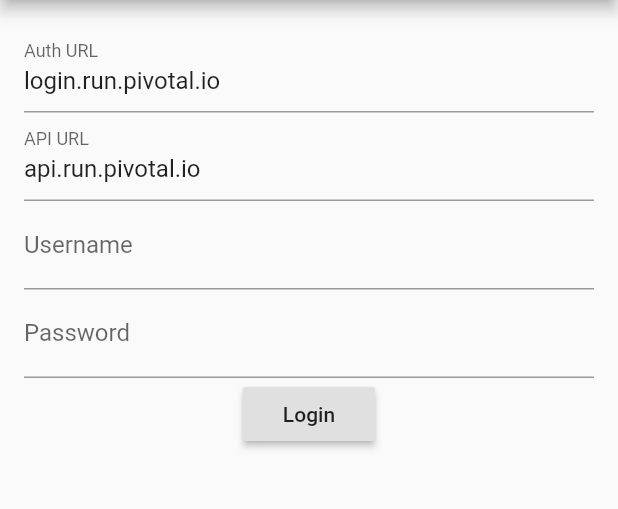
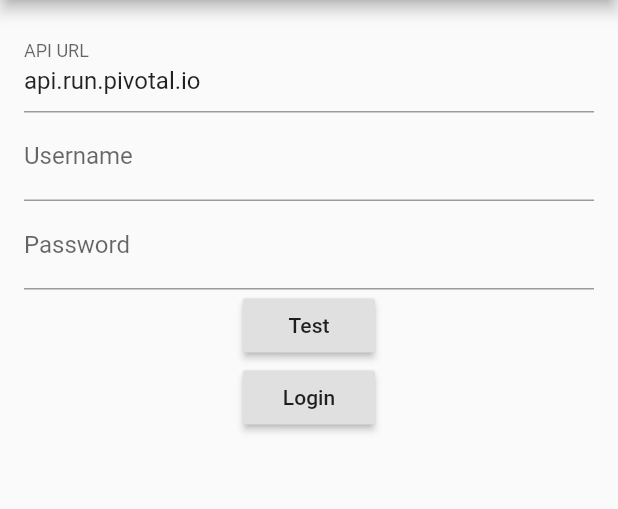
Before and after one commit to paparapap/cloud-foundry-mobile, a Flutter app: the screen it shows after launch, after a tap on "Login", on a phone screen of 412 x 824 dp, the part 84-593 px from its top. Run offline on Flutter 3.47's test engine with Material 2 defaults, Android fonts, the phone set to English and light mode, and no system bars; our stand-ins replace dio, fixnum, flutter_secure_storage, sentry; missing offline and left inert: duration, protobuf; network calls fail; statements that could not run were skipped.

Commit message:
Small refactor, UI fixes

```diff
--- a/lib/http_service.dart
+++ b/lib/http_service.dart
@@ -33,15 +33,14 @@ class CFHttpService {
   String apiUrl;
   String authUrl;
 
-  Future<void> initWithUrls(String apiUrl, String authUrl) async {
+  Future<void> initWithUrls(String apiUrl) async {
     await storage.write(key: API_URL_KEY, value: apiUrl);
-    await storage.write(key: AUTH_URL_KEY, value: authUrl);
     init();
   }
 
   Future<void> init() async {
     apiUrl = await storage.read(key: API_URL_KEY);
-    authUrl = await storage.read(key: AUTH_URL_KEY);
+    authUrl = await _loginUrl();
 
     dio.options.baseUrl = "https://$apiUrl";
     dio.options.responseType = ResponseType.JSON;
@@ -105,7 +104,7 @@ class CFHttpService {
         case 401:
           print("Refreshing access token");
           if (await _refresh()) {
-            return executeAuthorized(res.request.toString());
+            return await executeAuthorized(res.request.toString());
           } else {
             throw Exception("Unable to refresh token. Please relogin");
           }
@@ -119,7 +118,7 @@ class CFHttpService {
 
   Future<bool> login(String username, String password) async {
     if (authUrl == null) {
-      await init();
+      init();
     }
     Map form = {
       "client_id": "cf",
@@ -134,7 +133,7 @@ class CFHttpService {
       "Accept": "application/json",
       "Authorization": "Basic Y2Y6"
     };
-    Uri uri = Uri.https(await storage.read(key: AUTH_URL_KEY), "/oauth/token");
+    Uri uri = Uri.https(authUrl, "/oauth/token");
 
     http.Response res = await client.post(uri, headers: headers, body: form);
     if (res.statusCode != 200) {
@@ -179,6 +178,18 @@ class CFHttpService {
     }
   }
 
+  cfInfo(String infoHost) async {
+    var res = await client.get(Uri.https(infoHost, "/v2/info"));
+    return jsonDecode(res.body);
+  }
+
+  _loginUrl() async {
+    var res = await cfInfo(apiUrl);
+    String url = res['authorization_endpoint'];
+
+    return url.replaceFirst('https://', '');
+  }
+
   Future<void> logout() async {
     await storage.delete(key: ACCESS_TOKEN_KEY);
     await storage.delete(key: REFRESH_TOKEN_KEY);
--- a/lib/screens/login.dart
+++ b/lib/screens/login.dart
@@ -15,7 +15,7 @@
  */
 
 import 'package:flutter/material.dart';
-import 'dart:async';
+import 'info.dart';
 
 import '../http_service.dart';
 import 'organizations.dart';
@@ -32,19 +32,15 @@ class LoginScreen extends StatefulWidget {
 class _LoginScreenState extends State<LoginScreen> {
   final TextEditingController _emailFilter = new TextEditingController();
   final TextEditingController _passwordFilter = new TextEditingController();
-  TextEditingController _authUrlFilter;
   TextEditingController _apiUrlFilter;
   String _email = "";
   String _password = "";
-  String _authUrl = "";
-  String _apiUrl = "";
+  String _apiUrl = "api.run.pivotal.io";
   final CFHttpService _cfHttpService;
 
   _LoginScreenState(this._cfHttpService) {
-    _authUrlFilter = new TextEditingController(
-        text: _cfHttpService.authUrl ?? "login.run.pivotal.io");
     _apiUrlFilter = new TextEditingController(
-        text: _cfHttpService.apiUrl ?? "api.run.pivotal.io");
+        text: _cfHttpService.apiUrl ?? _apiUrl);
 
     void _emailListen() {
       if (_emailFilter.text.isEmpty) {
@@ -62,14 +58,6 @@ class _LoginScreenState extends State<LoginScreen> {
       }
     }
 
-    void _authUrlListen() {
-      if (_authUrlFilter.text.isEmpty) {
-        _authUrl = "";
-      } else {
-        _authUrl = _authUrlFilter.text;
-      }
-    }
-
     void _apiUrlListen() {
       if (_apiUrlFilter.text.isEmpty) {
         _apiUrl = "";
@@ -81,11 +69,29 @@ class _LoginScreenState extends State<LoginScreen> {
     _emailFilter.addListener(_emailListen);
     _passwordFilter.addListener(_passwordListen);
     _apiUrlFilter.addListener(_apiUrlListen);
-    _authUrlFilter.addListener(_authUrlListen);
+  }
+
+  void _testPressed() async {
+    var info = await _cfHttpService.cfInfo(_apiUrl);
+    showDialog(
+        context: context,
+        builder: (BuildContext context) {
+          return AlertDialog(
+            title: new Text("Success"),
+            content: InfoScreen(info: info,),
+            actions: <Widget>[
+              new FlatButton(
+                  onPressed: () {
+                    Navigator.of(context).pop();
+                  },
+                  child: new Text("Close"))
+            ],
+          );
+        });
   }
 
   void _loginPressed() async {
-    await _cfHttpService.initWithUrls(_apiUrl, _authUrl);
+    await _cfHttpService.initWithUrls(_apiUrl);
     bool success = await _cfHttpService.login(_email, _password);
     if (success) {
       Navigator.pushReplacement(
@@ -140,12 +146,6 @@ class _LoginScreenState extends State<LoginScreen> {
         children: <Widget>[
           new Container(
             child: new TextField(
-              controller: _authUrlFilter,
-              decoration: new InputDecoration(labelText: 'Auth URL'),
-            ),
-          ),
-          new Container(
-            child: new TextField(
               controller: _apiUrlFilter,
               decoration: new InputDecoration(labelText: 'API URL'),
             ),
@@ -173,6 +173,9 @@ class _LoginScreenState extends State<LoginScreen> {
       child: new Column(
         children: <Widget>[
           new RaisedButton(
+              child: new Text('Test'),
+              onPressed: _testPressed),
+          new RaisedButton(
             child: new Text('Login'),
             onPressed: _loginPressed,
           ),
--- a/lib/screens/organizations.dart
+++ b/lib/screens/organizations.dart
@@ -57,7 +57,10 @@ class OrganizationsScreen extends StatelessWidget {
             style: TextStyle(fontSize: 20, fontWeight: FontWeight.bold),
             textAlign: TextAlign.center),
         padding: EdgeInsets.all(30),
-        decoration: BoxDecoration(border: Border(bottom: BorderSide(color: Colors.grey, style: BorderStyle.solid))),
+        decoration: BoxDecoration(
+            border: Border(
+                bottom:
+                    BorderSide(color: Colors.grey, style: BorderStyle.solid))),
       ),
       onTap: () {
         Navigator.push(
--- a/pubspec.yaml
+++ b/pubspec.yaml
@@ -26,6 +26,8 @@ dependencies:
   duration:
   sentry: ^2.0.0
   flutter_secure_storage: ^3.1.2
+  protobuf: ^0.10.6
+  web_socket_channel: ^1.0.9
 
 dev_dependencies:
   flutter_test:
```
Also changed, not shown: lib/screens/app-summary.dart (deleted, +0 -103 lines), lib/screens/app_global.dart (added, +138 -0 lines), lib/screens/generic.dart (+23 -9 lines), lib/screens/info.dart (added, +35 -0 lines), lib/screens/organization.dart (+8 -5 lines), lib/screens/routes.dart (+5 -13 lines), lib/screens/services.dart (+5 -14 lines), lib/screens/space.dart (+7 -3 lines), lib/generated/protoc/envelope.pb.dart (added), lib/generated/protoc/envelope.pbenum.dart (added), lib/generated/protoc/envelope.pbjson.dart (added), lib/generated/protoc/envelope.pbserver.dart (added), lib/generated/protoc/error.pb.dart (added), lib/generated/protoc/error.pbenum.dart (added), 18 more files.
